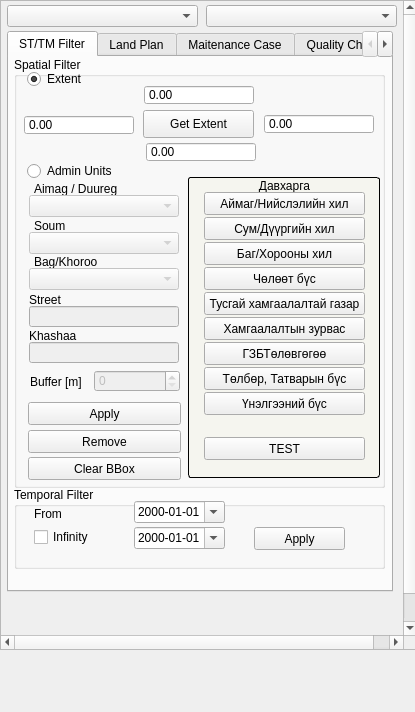
This is view/PlanNavigatorWidget.ui in teamlm2/lm2_mgis as Qt 5 draws it before an edit. The edited form follows.
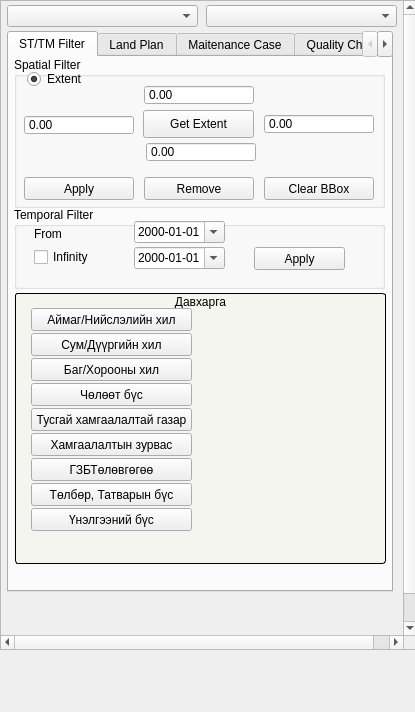
This is the edited form. The open tabs and pages were chosen to show the change.

Patch:
```diff
--- a/view/PlanNavigatorWidget.ui
+++ b/view/PlanNavigatorWidget.ui
@@ -93,7 +93,7 @@
        </size>
       </property>
       <property name="currentIndex">
-       <number>1</number>
+       <number>0</number>
       </property>
       <property name="usesScrollButtons">
        <bool>true</bool>
@@ -108,7 +108,7 @@
           <x>5</x>
           <y>0</y>
           <width>371</width>
-          <height>431</height>
+          <height>151</height>
          </rect>
         </property>
         <property name="title">
@@ -130,9 +130,9 @@
         <widget class="QPushButton" name="apply_button">
          <property name="geometry">
           <rect>
-           <x>14</x>
-           <y>345</y>
-           <width>153</width>
+           <x>10</x>
+           <y>120</y>
+           <width>110</width>
            <height>23</height>
           </rect>
          </property>
@@ -143,9 +143,9 @@
         <widget class="QPushButton" name="clear_b_box_button">
          <property name="geometry">
           <rect>
-           <x>14</x>
-           <y>400</y>
-           <width>153</width>
+           <x>250</x>
+           <y>120</y>
+           <width>110</width>
            <height>23</height>
           </rect>
          </property>
@@ -153,64 +153,12 @@
           <string>Clear BBox</string>
          </property>
         </widget>
-        <widget class="QLabel" name="label_8">
-         <property name="geometry">
-          <rect>
-           <x>20</x>
-           <y>123</y>
-           <width>150</width>
-           <height>17</height>
-          </rect>
-         </property>
-         <property name="text">
-          <string>Aimag / Duureg</string>
-         </property>
-        </widget>
-        <widget class="QLabel" name="label_9">
-         <property name="geometry">
-          <rect>
-           <x>20</x>
-           <y>196</y>
-           <width>150</width>
-           <height>17</height>
-          </rect>
-         </property>
-         <property name="text">
-          <string>Bag/Khoroo</string>
-         </property>
-        </widget>
-        <widget class="QLabel" name="label_10">
-         <property name="geometry">
-          <rect>
-           <x>20</x>
-           <y>160</y>
-           <width>150</width>
-           <height>17</height>
-          </rect>
-         </property>
-         <property name="text">
-          <string>Soum</string>
-         </property>
-        </widget>
-        <widget class="QLabel" name="label_11">
-         <property name="geometry">
-          <rect>
-           <x>16</x>
-           <y>314</y>
-           <width>71</width>
-           <height>22</height>
-          </rect>
-         </property>
-         <property name="text">
-          <string>Buffer [m]</string>
-         </property>
-        </widget>
         <widget class="QPushButton" name="remove_button">
          <property name="geometry">
           <rect>
-           <x>14</x>
-           <y>373</y>
-           <width>153</width>
+           <x>130</x>
+           <y>120</y>
+           <width>110</width>
            <height>23</height>
           </rect>
          </property>
@@ -218,45 +166,6 @@
           <string>Remove</string>
          </property>
         </widget>
-        <widget class="QComboBox" name="aimag_cbox">
-         <property name="enabled">
-          <bool>false</bool>
-         </property>
-         <property name="geometry">
-          <rect>
-           <x>15</x>
-           <y>138</y>
-           <width>150</width>
-           <height>22</height>
-          </rect>
-         </property>
-        </widget>
-        <widget class="QComboBox" name="soum_cbox">
-         <property name="enabled">
-          <bool>false</bool>
-         </property>
-         <property name="geometry">
-          <rect>
-           <x>15</x>
-           <y>175</y>
-           <width>150</width>
-           <height>22</height>
-          </rect>
-         </property>
-        </widget>
-        <widget class="QComboBox" name="bag_cbox">
-         <property name="enabled">
-          <bool>false</bool>
-         </property>
-         <property name="geometry">
-          <rect>
-           <x>15</x>
-           <y>211</y>
-           <width>150</width>
-           <height>22</height>
-          </rect>
-         </property>
-        </widget>
         <widget class="QRadioButton" name="extent_rbutton">
          <property name="geometry">
           <rect>
@@ -276,25 +185,6 @@
           <string notr="true">buttonGroup</string>
          </attribute>
         </widget>
-        <widget class="QRadioButton" name="admin_unit_rbutton">
-         <property name="geometry">
-          <rect>
-           <x>13</x>
-           <y>106</y>
-           <width>271</width>
-           <height>16</height>
-          </rect>
-         </property>
-         <property name="text">
-          <string>Admin Units</string>
-         </property>
-         <property name="checked">
-          <bool>false</bool>
-         </property>
-         <attribute name="buttonGroup">
-          <string notr="true">buttonGroup</string>
-         </attribute>
-        </widget>
         <widget class="QDoubleSpinBox" name="extent_east_spinbox">
          <property name="geometry">
           <rect>
@@ -395,81 +285,98 @@
           <double>200000010.000000000000000</double>
          </property>
         </widget>
-        <widget class="QLabel" name="label_29">
+       </widget>
+       <widget class="QGroupBox" name="groupBox_6">
          <property name="geometry">
           <rect>
-           <x>15</x>
-           <y>234</y>
-           <width>150</width>
-           <height>17</height>
-          </rect>
-         </property>
-         <property name="text">
-          <string>Street</string>
-         </property>
-        </widget>
-        <widget class="QLabel" name="khashaa_label">
+          <x>5</x>
+          <y>150</y>
+          <width>371</width>
+          <height>82</height>
+         </rect>
+        </property>
+        <property name="title">
+         <string>Temporal Filter</string>
+        </property>
+        <widget class="QDateEdit" name="from_date_edit">
          <property name="geometry">
           <rect>
-           <x>15</x>
-           <y>270</y>
-           <width>150</width>
-           <height>17</height>
+           <x>120</x>
+           <y>14</y>
+           <width>91</width>
+           <height>22</height>
           </rect>
          </property>
-         <property name="text">
-          <string>Khashaa</string>
+         <property name="displayFormat">
+          <string>yyyy-MM-dd</string>
          </property>
-        </widget>
-        <widget class="QLineEdit" name="street_line_edit">
-         <property name="enabled">
-          <bool>false</bool>
+         <property name="calendarPopup">
+          <bool>true</bool>
          </property>
+        </widget>
+        <widget class="QDateEdit" name="till_date_edit">
          <property name="geometry">
           <rect>
-           <x>15</x>
-           <y>249</y>
-           <width>150</width>
-           <height>21</height>
+           <x>120</x>
+           <y>40</y>
+           <width>91</width>
+           <height>22</height>
           </rect>
          </property>
-        </widget>
-        <widget class="QLineEdit" name="khashaa_line_edit">
-         <property name="enabled">
-          <bool>false</bool>
+         <property name="displayFormat">
+          <string>yyyy-MM-dd</string>
          </property>
+         <property name="calendarPopup">
+          <bool>true</bool>
+         </property>
+        </widget>
+        <widget class="QCheckBox" name="infinity_check_box">
          <property name="geometry">
           <rect>
-           <x>15</x>
-           <y>285</y>
-           <width>150</width>
-           <height>21</height>
+           <x>20</x>
+           <y>40</y>
+           <width>91</width>
+           <height>20</height>
           </rect>
          </property>
+         <property name="text">
+          <string>Infinity</string>
+         </property>
         </widget>
-        <widget class="QSpinBox" name="buffer_spinbox">
-         <property name="enabled">
-          <bool>false</bool>
+        <widget class="QPushButton" name="temp_filter_apply_button">
+         <property name="geometry">
+          <rect>
+           <x>240</x>
+           <y>40</y>
+           <width>91</width>
+           <height>23</height>
+          </rect>
          </property>
+         <property name="text">
+          <string>Apply</string>
+         </property>
+        </widget>
+        <widget class="QLabel" name="label_12">
          <property name="geometry">
           <rect>
-           <x>80</x>
-           <y>313</y>
-           <width>86</width>
-           <height>22</height>
+           <x>20</x>
+           <y>18</y>
+           <width>101</width>
+           <height>17</height>
           </rect>
          </property>
-         <property name="maximum">
-          <number>5000</number>
+         <property name="text">
+          <string>From</string>
          </property>
+        </widget>
         </widget>
         <widget class="QGroupBox" name="groupBox_2">
          <property name="geometry">
           <rect>
-           <x>174</x>
-           <y>120</y>
-           <width>192</width>
-           <height>301</height>
+          <x>6</x>
+          <y>236</y>
+          <width>371</width>
+          <height>271</height>
           </rect>
          </property>
          <property name="font">
@@ -610,104 +517,6 @@
            <string>Үнэлгээний бүс</string>
           </property>
          </widget>
-         <widget class="QPushButton" name="test_button">
-          <property name="geometry">
-           <rect>
-            <x>16</x>
-            <y>260</y>
-            <width>161</width>
-            <height>23</height>
-           </rect>
-          </property>
-          <property name="text">
-           <string>TEST</string>
-          </property>
-         </widget>
-        </widget>
-       </widget>
-       <widget class="QGroupBox" name="groupBox_6">
-        <property name="geometry">
-         <rect>
-          <x>5</x>
-          <y>430</y>
-          <width>371</width>
-          <height>82</height>
-         </rect>
-        </property>
-        <property name="title">
-         <string>Temporal Filter</string>
-        </property>
-        <widget class="QDateEdit" name="from_date_edit">
-         <property name="geometry">
-          <rect>
-           <x>120</x>
-           <y>14</y>
-           <width>91</width>
-           <height>22</height>
-          </rect>
-         </property>
-         <property name="displayFormat">
-          <string>yyyy-MM-dd</string>
-         </property>
-         <property name="calendarPopup">
-          <bool>true</bool>
-         </property>
-        </widget>
-        <widget class="QDateEdit" name="till_date_edit">
-         <property name="geometry">
-          <rect>
-           <x>120</x>
-           <y>40</y>
-           <width>91</width>
-           <height>22</height>
-          </rect>
-         </property>
-         <property name="displayFormat">
-          <string>yyyy-MM-dd</string>
-         </property>
-         <property name="calendarPopup">
-          <bool>true</bool>
-         </property>
-        </widget>
-        <widget class="QCheckBox" name="infinity_check_box">
-         <property name="geometry">
-          <rect>
-           <x>20</x>
-           <y>40</y>
-           <width>91</width>
-           <height>20</height>
-          </rect>
-         </property>
-         <property name="text">
-          <string>Infinity</string>
-         </property>
-        </widget>
-        <widget class="QPushButton" name="temp_filter_apply_button">
-         <property name="geometry">
-          <rect>
-           <x>240</x>
-           <y>40</y>
-           <width>91</width>
-           <height>23</height>
-          </rect>
-         </property>
-         <property name="text">
-          <string>Apply</string>
-         </property>
-        </widget>
-        <widget class="QLabel" name="label_12">
-         <property name="geometry">
-          <rect>
-           <x>20</x>
-           <y>18</y>
-           <width>101</width>
-           <height>17</height>
-          </rect>
-         </property>
-         <property name="text">
-          <string>From</string>
-         </property>
-        </widget>
        </widget>
       </widget>
       <widget class="QWidget" name="plan_tab">
```
Left out of the diff: 7 changed lines with no effect on the pictures. Lines whose indentation alone changed are shown as unchanged.
